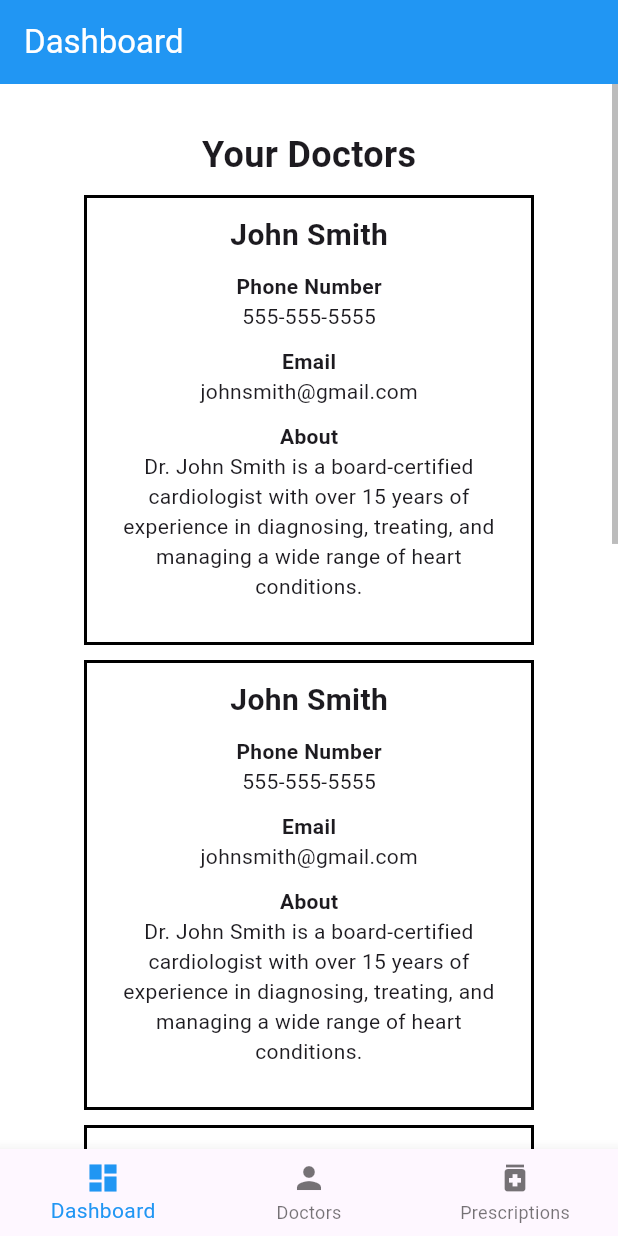
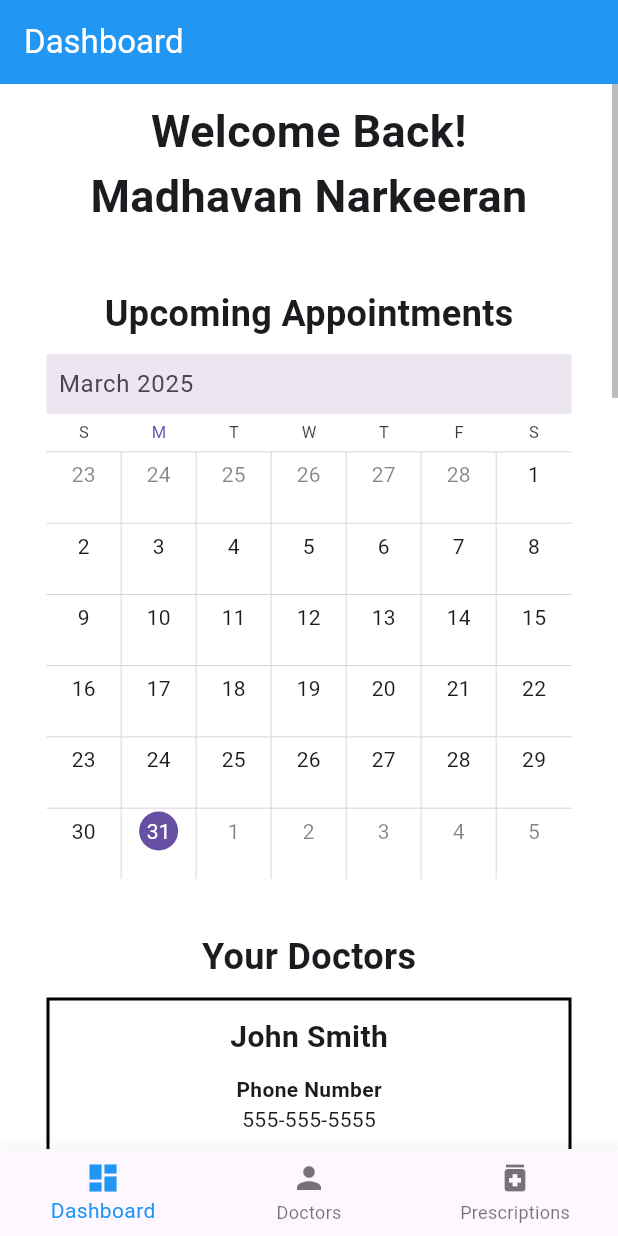
Before and after one commit to MadhavanNarkeeran/MobileDoc, a Flutter app: the screen it shows after launch, on a phone screen of 412 x 824 dp. Run offline on Flutter 3.47's test engine with Material 3 defaults, Android fonts, the phone set to English and light mode, and no system bars; drawn by our look-alikes of syncfusion_flutter_calendar.

Commit message:
Set up the calendar to display the upcoming appointments and placed it at the top of the dashboard page.

```diff
--- /dev/null
+++ b/lib/views/dashboard/calendar_display.dart
@@ -0,0 +1,17 @@
+import 'package:flutter/material.dart';
+import 'package:syncfusion_flutter_calendar/calendar.dart';
+
+class CalendarDisplay extends StatelessWidget {
+  const CalendarDisplay({super.key});
+
+  @override
+  Widget build(BuildContext context) {
+    return Container(
+      width: 350,
+      height: 350,
+      child: SfCalendar(
+        view: CalendarView.month
+      )
+    );
+  }
+}
--- a/lib/views/dashboard/dashboard_page.dart
+++ b/lib/views/dashboard/dashboard_page.dart
@@ -1,5 +1,6 @@
 import 'package:flutter/material.dart';
 import 'doctor_information_template.dart';
+import 'calendar_display.dart';
 
 class DashboardPage extends StatelessWidget {
   const DashboardPage({super.key});
@@ -12,10 +13,29 @@ class DashboardPage extends StatelessWidget {
         thumbVisibility: true,
         child: SingleChildScrollView(
           child: Padding(
-            padding: EdgeInsets.all(30),
+            padding: EdgeInsets.all(10),
             child: Center(
               child: Column(
                 children: [
+                  const Text(
+                    "Welcome Back!\nMadhavan Narkeeran",
+                    style: TextStyle(
+                      fontSize: 30,
+                      fontWeight: FontWeight.bold
+                    ),
+                    textAlign: TextAlign.center,
+                  ),
+                  const SizedBox(height: 40),
+                  const Text(
+                    "Upcoming Appointments",
+                    style: TextStyle(
+                      fontSize: 24,
+                      fontWeight: FontWeight.bold
+                    )
+                  ),
+                  const SizedBox(height: 10),
+                  const CalendarDisplay(),
+                  const SizedBox(height: 35),
                   const Text(
                     "Your Doctors",
                     style: TextStyle(
--- a/lib/views/dashboard/doctor_information_template.dart
+++ b/lib/views/dashboard/doctor_information_template.dart
@@ -10,8 +10,8 @@ class DoctorInformationTemplate extends StatelessWidget {
   @override
   Widget build(BuildContext context) {
     return Container(
-      width: 300,
-      height: 300,
+      width: 350,
+      height: 350,
       decoration: BoxDecoration(
         border: Border.all(color: Colors.black, width: 2)
       ),
--- a/pubspec.yaml
+++ b/pubspec.yaml
@@ -34,6 +34,7 @@ dependencies:
   # The following adds the Cupertino Icons font to your application.
   # Use with the CupertinoIcons class for iOS style icons.
   cupertino_icons: ^1.0.8
+  syncfusion_flutter_calendar: ^29.1.33
 
 dev_dependencies:
   flutter_test:
```
Also changed, not shown: pubspec.lock.
